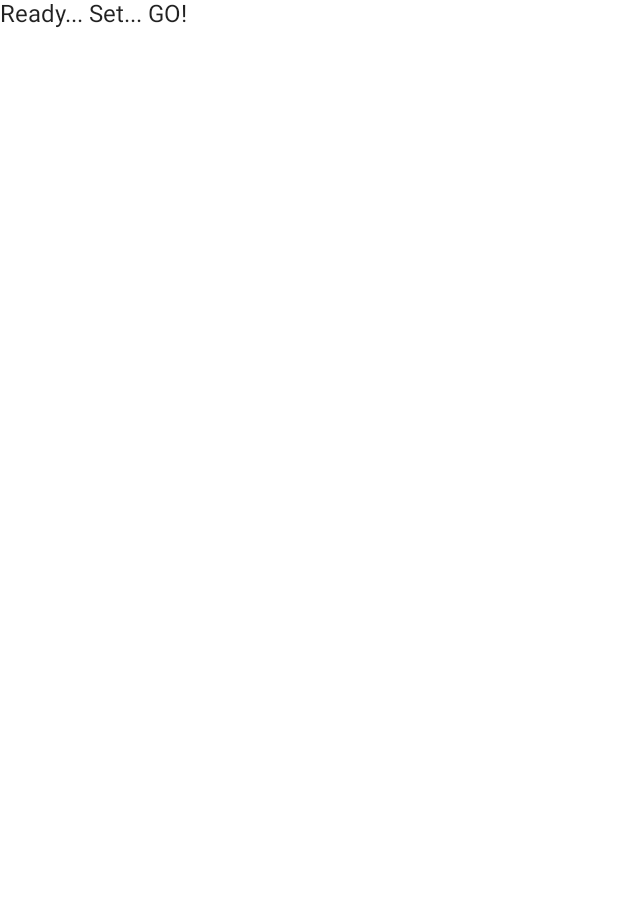
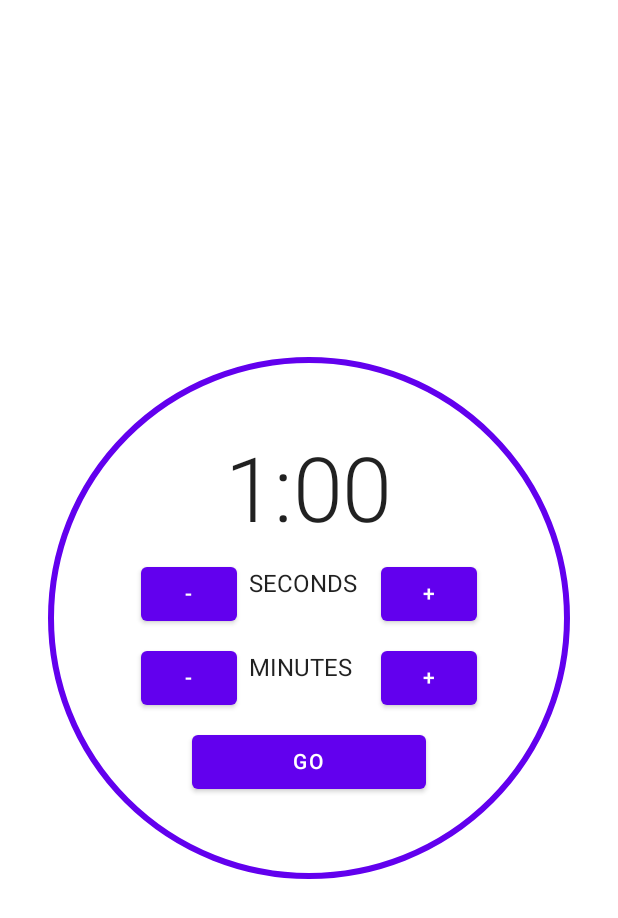
Before and after one commit to jd565/compose-counter, an Android app built with Jetpack Compose: the screen it shows after launch (MainActivity), on a phone screen of 412 x 824 dp. Before the commit the part shown is almost empty. Shown: the top 918 px of the screen. Run offline under Robolectric (Android 15) with nearby library versions, the phone set to English and light mode, and no system bars.

Commit message:
Add Countdown timer

```diff
--- /dev/null
+++ b/app/src/main/java/com/example/androiddevchallenge/Counter.kt
@@ -0,0 +1,173 @@
+/*
+ * Copyright 2021 The Android Open Source Project
+ *
+ * Licensed under the Apache License, Version 2.0 (the "License");
+ * you may not use this file except in compliance with the License.
+ * You may obtain a copy of the License at
+ *
+ *     https://www.apache.org/licenses/LICENSE-2.0
+ *
+ * Unless required by applicable law or agreed to in writing, software
+ * distributed under the License is distributed on an "AS IS" BASIS,
+ * WITHOUT WARRANTIES OR CONDITIONS OF ANY KIND, either express or implied.
+ * See the License for the specific language governing permissions and
+ * limitations under the License.
+ */
+package com.example.androiddevchallenge
+
+import androidx.compose.animation.core.LinearEasing
+import androidx.compose.animation.core.animateFloatAsState
+import androidx.compose.animation.core.tween
+import androidx.compose.foundation.layout.Box
+import androidx.compose.foundation.layout.Column
+import androidx.compose.foundation.layout.Row
+import androidx.compose.foundation.layout.aspectRatio
+import androidx.compose.foundation.layout.defaultMinSize
+import androidx.compose.foundation.layout.fillMaxSize
+import androidx.compose.foundation.layout.padding
+import androidx.compose.material.Button
+import androidx.compose.material.CircularProgressIndicator
+import androidx.compose.material.MaterialTheme
+import androidx.compose.material.Text
+import androidx.compose.runtime.Composable
+import androidx.compose.runtime.LaunchedEffect
+import androidx.compose.runtime.getValue
+import androidx.compose.runtime.mutableStateOf
+import androidx.compose.runtime.remember
+import androidx.compose.runtime.setValue
+import androidx.compose.ui.Alignment
+import androidx.compose.ui.Modifier
+import androidx.compose.ui.unit.dp
+import kotlinx.coroutines.delay
+import kotlinx.coroutines.isActive
+import kotlin.math.max
+
+@Composable
+fun Counter() {
+    var running by remember { mutableStateOf(false) }
+    var totalSeconds by remember { mutableStateOf(60) }
+    var secondsRemaining by remember { mutableStateOf(60) }
+
+    val minutes = secondsRemaining / 60
+    val seconds = secondsRemaining % 60
+    val formatted = "%d:%02d".format(minutes, seconds)
+
+    if (running) {
+        LaunchedEffect("tick") {
+            while (isActive) {
+                delay(1000)
+                if (isActive) {
+                    secondsRemaining--
+                    if (secondsRemaining == 0) {
+                        running = false
+                    }
+                }
+            }
+        }
+    }
+
+    val target = when {
+        !running && totalSeconds != secondsRemaining -> 0f
+        !running -> 1f
+        else -> max(secondsRemaining.toFloat() - 1, 0f) / totalSeconds
+    }
+
+    val progress by animateFloatAsState(
+        targetValue = target,
+        animationSpec = tween(durationMillis = 1000, easing = LinearEasing)
+    )
+
+    Box(modifier = Modifier.fillMaxSize(), contentAlignment = Alignment.Center) {
+        Box(modifier = Modifier.aspectRatio(1f), contentAlignment = Alignment.Center) {
+            CircularProgressIndicator(
+                progress = progress,
+                modifier = Modifier
+                    .fillMaxSize()
+                    .padding(32.dp)
+            )
+            Column(horizontalAlignment = Alignment.CenterHorizontally) {
+                Row {
+                    Text(text = formatted, style = MaterialTheme.typography.h2)
+                }
+                Row(modifier = Modifier.padding(top = 8.dp)) {
+                    Button(
+                        onClick = {
+                            if (totalSeconds > 1) {
+                                totalSeconds -= 1
+                                secondsRemaining = totalSeconds
+                            }
+                        },
+                        enabled = !running
+                    ) {
+                        Text(text = "-")
+                    }
+                    Text(
+                        text = "SECONDS",
+                        modifier = Modifier
+                            .defaultMinSize(minWidth = 96.dp)
+                            .padding(8.dp)
+                    )
+                    Button(
+                        onClick = {
+                            totalSeconds += 1
+                            secondsRemaining = totalSeconds
+                        },
+                        enabled = !running
+                    ) {
+                        Text(text = "+")
+                    }
+                }
+                Row(modifier = Modifier.padding(top = 8.dp)) {
+                    Button(
+                        onClick = {
+                            if (totalSeconds > 60) {
+                                totalSeconds -= 60
+                                secondsRemaining = totalSeconds
+                            } else {
+                                totalSeconds = 1
+                                secondsRemaining = totalSeconds
+                            }
+                        },
+                        enabled = !running
+                    ) {
+                        Text(text = "-")
+                    }
+                    Text(
+                        text = "MINUTES",
+                        modifier = Modifier
+                            .defaultMinSize(minWidth = 96.dp)
+                            .padding(8.dp)
+                    )
+                    Button(
+                        onClick = {
+                            totalSeconds += 60
+                            secondsRemaining = totalSeconds
+                        },
+                        enabled = !running
+                    ) {
+                        Text(text = "+")
+                    }
+                }
+                Button(
+                    onClick = {
+                        if (running) {
+                            running = false
+                            secondsRemaining = totalSeconds
+                        } else {
+                            if (secondsRemaining != totalSeconds) {
+                                secondsRemaining = totalSeconds
+                            } else {
+                                running = true
+                            }
+                        }
+                    },
+                    modifier = Modifier
+                        .defaultMinSize(minWidth = 156.dp)
+                        .padding(top = 8.dp)
+                ) {
+                    Text(text = if (running || secondsRemaining != totalSeconds) "RESET" else "GO")
+                }
+            }
+        }
+    }
+}
--- a/app/src/main/java/com/example/androiddevchallenge/MainActivity.kt
+++ b/app/src/main/java/com/example/androiddevchallenge/MainActivity.kt
@@ -20,7 +20,6 @@ import androidx.activity.compose.setContent
 import androidx.appcompat.app.AppCompatActivity
 import androidx.compose.material.MaterialTheme
 import androidx.compose.material.Surface
-import androidx.compose.material.Text
 import androidx.compose.runtime.Composable
 import androidx.compose.ui.tooling.preview.Preview
 import com.example.androiddevchallenge.ui.theme.MyTheme
@@ -40,7 +39,7 @@ class MainActivity : AppCompatActivity() {
 @Composable
 fun MyApp() {
     Surface(color = MaterialTheme.colors.background) {
-        Text(text = "Ready... Set... GO!")
+        Counter()
     }
 }
 
```
Also changed, not shown: 6 other files.
